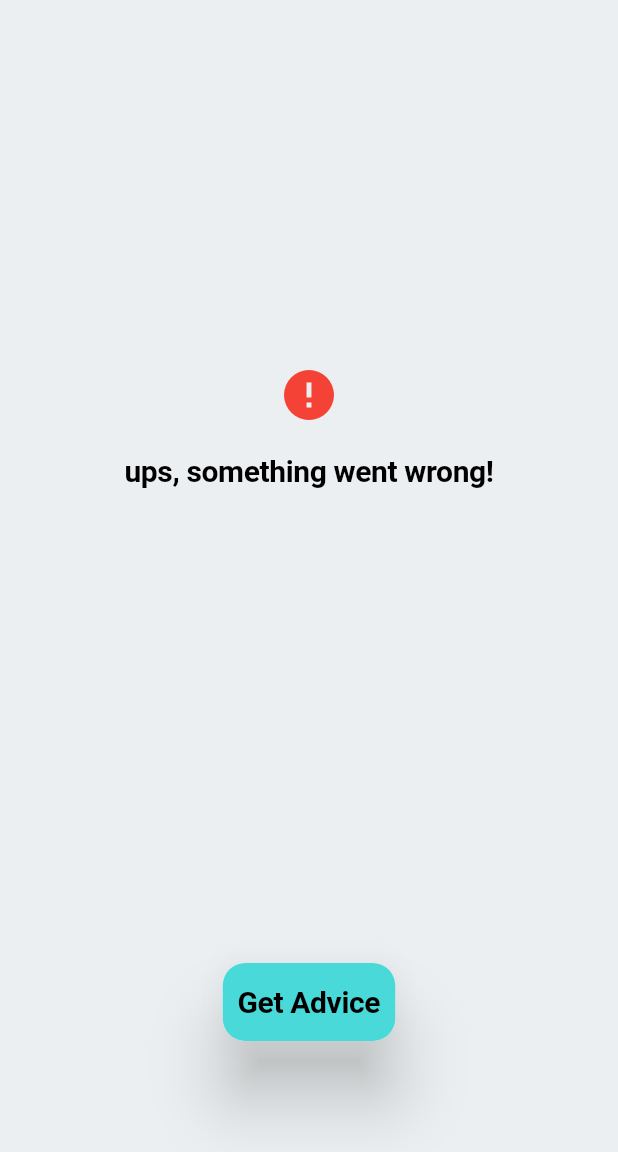
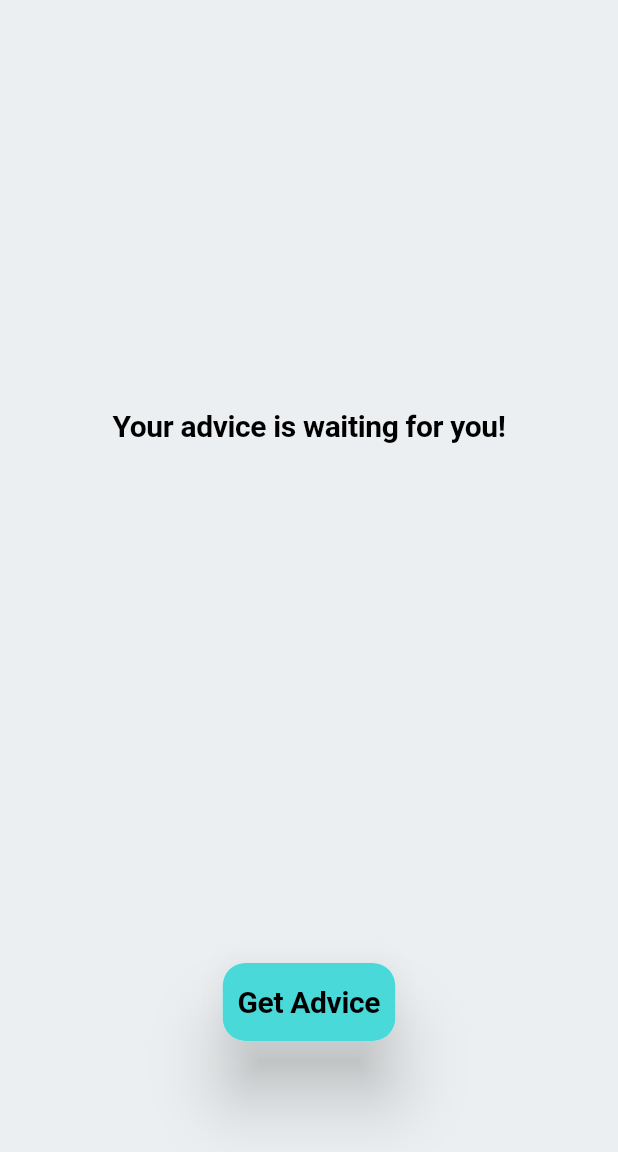
Before and after one commit to magdalenalonc/flutter_adviser, a Flutter app: the screen it shows after launch, on a phone screen of 412 x 824 dp, the part 84-1236 px from its top. Run offline on Flutter 3.47's test engine with Material 3 defaults, Android fonts, the phone set to English and light mode, and no system bars; our stand-ins replace flutter_bloc; Roboto replaces fonts that are missing (Rubik).

Commit message:
Provide BLoC to AdvicePage

```diff
--- a/lib/2_application/pages/advice/advice_page.dart
+++ b/lib/2_application/pages/advice/advice_page.dart
@@ -1,9 +1,23 @@
 import 'package:flutter/material.dart';
 import 'package:flutter_adviser/2_application/core/services/theme_service.dart';
+import 'package:flutter_adviser/2_application/pages/advice/bloc/adviser_bloc.dart';
 import 'package:flutter_adviser/2_application/pages/advice/widgets/advice_field.dart';
 import 'package:flutter_adviser/2_application/pages/advice/widgets/custom_button.dart';
 import 'package:flutter_adviser/2_application/pages/advice/widgets/error_message.dart';
+import 'package:flutter_bloc/flutter_bloc.dart';
 import 'package:provider/provider.dart';
+
+class AdvicePageWrapperProvider extends StatelessWidget {
+  const AdvicePageWrapperProvider({super.key});
+
+  @override
+  Widget build(BuildContext context) {
+    return BlocProvider(
+      create: (context) => AdviserBloc(),
+      child: const AdvicePage(),
+    );
+  }
+}
 
 class AdvicePage extends StatelessWidget {
   const AdvicePage({super.key});
@@ -27,25 +41,35 @@ class AdvicePage extends StatelessWidget {
           ),
         ],
       ),
-      body: const Padding(
-        padding: EdgeInsets.symmetric(horizontal: 50.0),
+      body: Padding(
+        padding: const EdgeInsets.symmetric(horizontal: 50.0),
         child: Column(
           children: [
             Expanded(
               child: Center(
-                child: ErrorMessage(message: 'ups, something went wrong!'),
-                // AdviceField(advice: 'example advice - your day will be good!'),
-                /*CircularProgressIndicator(
-                  color: themeData.colorScheme.secondary,
-                ),*/
-                /*Text(
-                  'Your advice is waiting for you!',
-                  style: themeData.textTheme.displayLarge,
-                  textAlign: TextAlign.center,
-                ),*/
+                child: BlocBuilder<AdviserBloc, AdviserState>(
+                  builder: (context, state) {
+                    if (state is AdviserInitial) {
+                      return Text(
+                        'Your advice is waiting for you!',
+                        style: themeData.textTheme.displayLarge,
+                        textAlign: TextAlign.center,
+                      );
+                    } else if (state is AdviserStateLoading) {
+                      return CircularProgressIndicator(
+                        color: themeData.colorScheme.secondary,
+                      );
+                    } else if (state is AdviserStateLoaded) {
+                      return AdviceField(advice: state.advice);
+                    } else if (state is AdviserStateError) {
+                      return ErrorMessage(message: state.message);
+                    }
+                    return const SizedBox();
+                  },
+                ),
               ),
             ),
-            SizedBox(
+            const SizedBox(
               height: 200.0,
               child: Center(
                 child: CustomButton(),
--- a/lib/2_application/pages/advice/bloc/adviser_bloc.dart
+++ b/lib/2_application/pages/advice/bloc/adviser_bloc.dart
@@ -13,9 +13,9 @@ class AdviserBloc extends Bloc<AdviserEvent, AdviserState> {
       await Future.delayed(const Duration(seconds: 3), () {});
       debugPrint('got advice');
 
-      emit(AdviserStateLoaded(advice: 'fake advice to test bloc'));
+      // emit(AdviserStateLoaded(advice: 'fake advice to test bloc'));
 
-      // emit(AdviserStateError(message: 'error message'));
+      emit(AdviserStateError(message: 'error message'));
     });
   }
 }
--- a/lib/2_application/pages/advice/widgets/custom_button.dart
+++ b/lib/2_application/pages/advice/widgets/custom_button.dart
@@ -1,4 +1,6 @@
 import 'package:flutter/material.dart';
+import 'package:flutter_adviser/2_application/pages/advice/bloc/adviser_bloc.dart';
+import 'package:flutter_bloc/flutter_bloc.dart';
 
 class CustomButton extends StatelessWidget {
   const CustomButton({super.key});
@@ -8,9 +10,8 @@ class CustomButton extends StatelessWidget {
     final themeData = Theme.of(context);
 
     return InkResponse(
-      onTap: () {
-        print('button pressed - will be implemented later');
-      },
+      onTap: () =>
+          BlocProvider.of<AdviserBloc>(context).add(AdviceRequestedEvent()),
       child: Material(
         elevation: 20.0,
         borderRadius: BorderRadius.circular(15.0),
--- a/lib/main.dart
+++ b/lib/main.dart
@@ -24,7 +24,7 @@
               themeService.isDarkModeOn ? ThemeMode.dark : ThemeMode.light,
           theme: AppTheme.lightTheme,
           darkTheme: AppTheme.darkTheme,
-          home: const AdvicePage(),
+          home: const AdvicePageWrapperProvider(),
         );
       },
     );
```
